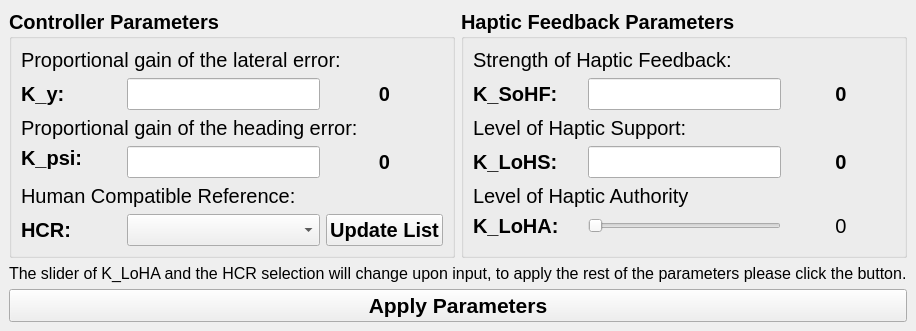
This is modules/feedbackcontroller/action/FDCA.ui in tud-hri/joan as Qt 5 draws it before an edit. The edited form follows.
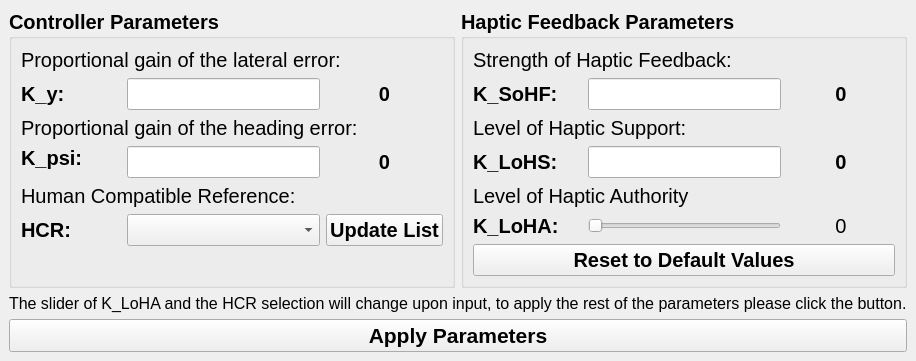
This is the edited form.

Commit message: updated User interfaces

The edit to the form file:
```diff
--- a/modules/feedbackcontroller/action/FDCA.ui
+++ b/modules/feedbackcontroller/action/FDCA.ui
@@ -6,8 +6,8 @@
    <rect>
     <x>0</x>
     <y>0</y>
-    <width>742</width>
-    <height>326</height>
+    <width>857</width>
+    <height>350</height>
    </rect>
   </property>
   <property name="windowTitle">
@@ -227,6 +227,13 @@
            </property>
           </spacer>
          </item>
+         <item row="2" column="0">
+          <widget class="QPushButton" name="btnReset">
+           <property name="text">
+            <string>Reset to Default Values</string>
+           </property>
+          </widget>
+         </item>
         </layout>
        </widget>
       </item>
```
The commit also changes 2 other files.
